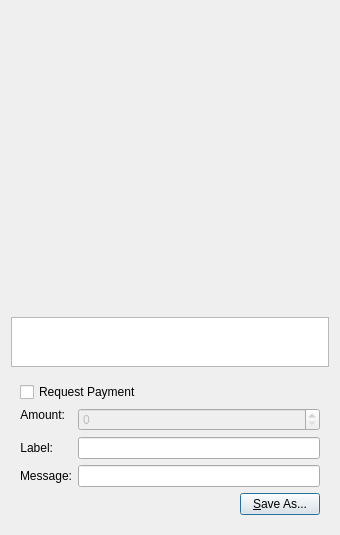
This is src/qt/forms/qrcodedialog.ui in zjohnson24/Ember as Qt 5 draws it before an edit. The edited form follows.
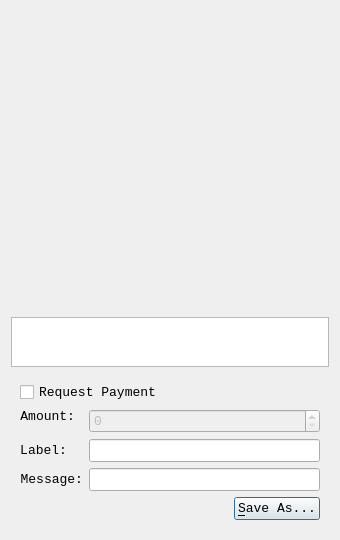
This is the edited form. Custom widgets are drawn as their Qt base class.

Patch:
```diff
--- a/src/qt/forms/qrcodedialog.ui
+++ b/src/qt/forms/qrcodedialog.ui
@@ -10,6 +10,12 @@
     <height>530</height>
    </rect>
   </property>
+  <property name="font">
+   <font>
+    <family>Consolas</family>
+    <pointsize>10</pointsize>
+   </font>
+  </property>
   <property name="windowTitle">
    <string>QR Code Dialog</string>
   </property>
```
